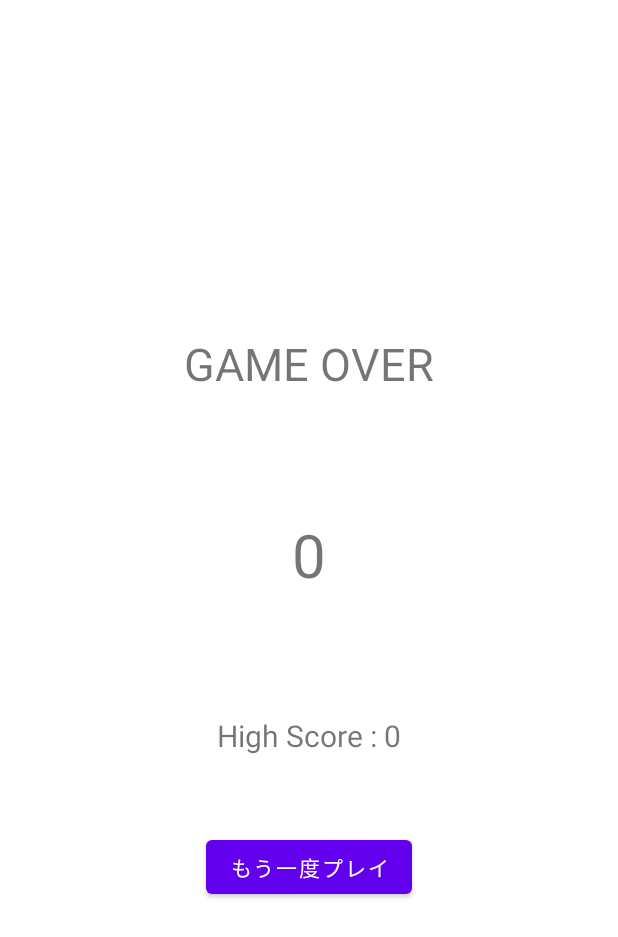
After one commit to ochim/catch-the-ball, an Android app: the ResultActivity screen opened directly, with no data from a screen before it, on a phone screen of 412 x 824 dp. The commit adds this screen. Shown: the top 937 px of the screen. Run offline under Robolectric (Android 15) with nearby library versions, the phone set to English and light mode, and no system bars.

Commit message:
implement the result screen

```diff
--- a/app/src/main/AndroidManifest.xml
+++ b/app/src/main/AndroidManifest.xml
@@ -9,6 +9,7 @@
         android:roundIcon="@mipmap/ic_launcher_round"
         android:supportsRtl="true"
         android:theme="@style/Theme.CatchTheBall">
+        <activity android:name=".ResultActivity"></activity>
         <activity android:name=".MainActivity">
             <intent-filter>
                 <action android:name="android.intent.action.MAIN" />
--- a/app/src/main/java/com/example/catchtheball/MainActivity.java
+++ b/app/src/main/java/com/example/catchtheball/MainActivity.java
@@ -1,5 +1,6 @@
 package com.example.catchtheball;
 
+import android.content.Intent;
 import android.graphics.Point;
 import android.os.Bundle;
 import android.os.Handler;
@@ -158,6 +159,9 @@ public class MainActivity extends AppCompatActivity {
             }
 
             // 結果画面へ
+            Intent intent = new Intent(this, ResultActivity.class);
+            intent.putExtra("SCORE", score);
+            startActivity(intent);
         }
     }
 
--- /dev/null
+++ b/app/src/main/java/com/example/catchtheball/ResultActivity.java
@@ -0,0 +1,42 @@
+package com.example.catchtheball;
+
+import android.content.Intent;
+import android.content.SharedPreferences;
+import android.os.Bundle;
+import android.view.View;
+import android.widget.TextView;
+
+import androidx.appcompat.app.AppCompatActivity;
+
+public class ResultActivity extends AppCompatActivity {
+
+    @Override
+    protected void onCreate(Bundle savedInstanceState) {
+        super.onCreate(savedInstanceState);
+        setContentView(R.layout.activity_result);
+
+        TextView scoreLabel = findViewById(R.id.scoreLabel);
+        TextView highScoreLabel = findViewById(R.id.highScoreLabel);
+
+        int score = getIntent().getIntExtra("SCORE", 0);
+        scoreLabel.setText(score + "");
+
+        SharedPreferences sharedPreferences = getSharedPreferences("GAME_DATA", MODE_PRIVATE);
+        int highScore = sharedPreferences.getInt("HIGH_SCORE", 0);
+
+        if (score > highScore) {
+            highScoreLabel.setText("High Score : " + score);
+
+            SharedPreferences.Editor editor = sharedPreferences.edit();
+            editor.putInt("HIGH_SCORE", score);
+            editor.apply();
+
+        } else {
+            highScoreLabel.setText("High Score : " + highScore);
+        }
+    }
+
+    public void tryAgain(View view) {
+        startActivity(new Intent(this, MainActivity.class));
+    }
+}
--- /dev/null
+++ b/app/src/main/res/layout/activity_result.xml
@@ -0,0 +1,40 @@
+<?xml version="1.0" encoding="utf-8"?>
+<LinearLayout xmlns:android="http://schemas.android.com/apk/res/android"
+    xmlns:app="http://schemas.android.com/apk/res-auto"
+    xmlns:tools="http://schemas.android.com/tools"
+    android:layout_width="match_parent"
+    android:layout_height="match_parent"
+    tools:context=".ResultActivity"
+    android:orientation="vertical"
+    android:gravity="center">
+
+    <TextView
+        android:layout_width="wrap_content"
+        android:layout_height="wrap_content"
+        android:text="GAME OVER"
+        android:textSize="30sp"/>
+
+    <TextView
+        android:id="@+id/scoreLabel"
+        android:layout_width="wrap_content"
+        android:layout_height="wrap_content"
+        android:text="150"
+        android:textSize="40sp"
+        android:layout_marginTop="80dp"/>
+
+    <TextView
+        android:id="@+id/highScoreLabel"
+        android:layout_width="wrap_content"
+        android:layout_height="wrap_content"
+        android:text="High Score : 300"
+        android:textSize="20sp"
+        android:layout_marginTop="80dp"/>
+
+    <Button
+        android:layout_width="wrap_content"
+        android:layout_height="wrap_content"
+        android:text="もう一度プレイ"
+        android:layout_marginTop="50dp"
+        android:onClick="tryAgain"/>
+
+</LinearLayout>
```
